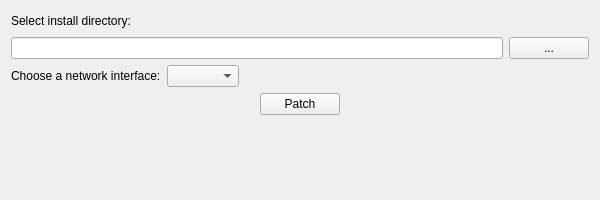
First picture: the form in src/widget.ui, repository halvors/FC2MPPatcher, before the edit.
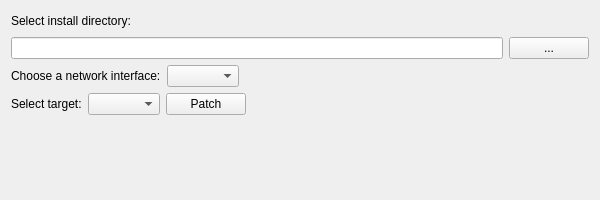
Second picture: the form after the edit.

Commit message: Added GUI to select target to patch, and only building function address table for MPPatch.dll.

The edit to the form file:
```diff
--- a/src/widget.ui
+++ b/src/widget.ui
@@ -82,17 +82,14 @@
    <item>
     <layout class="QHBoxLayout" name="horizontalLayout_2">
      <item>
-      <spacer name="horizontalSpacer">
-       <property name="orientation">
-        <enum>Qt::Horizontal</enum>
+      <widget class="QLabel" name="label_select_target">
+       <property name="text">
+        <string>Select target:</string>
        </property>
-       <property name="sizeHint" stdset="0">
-        <size>
-         <width>40</width>
-         <height>20</height>
-        </size>
-       </property>
-      </spacer>
+      </widget>
+     </item>
+     <item>
+      <widget class="QComboBox" name="comboBox_select_target"/>
      </item>
      <item>
       <widget class="QPushButton" name="pushButton_patch">
```
The commit also changes 7 other files.
